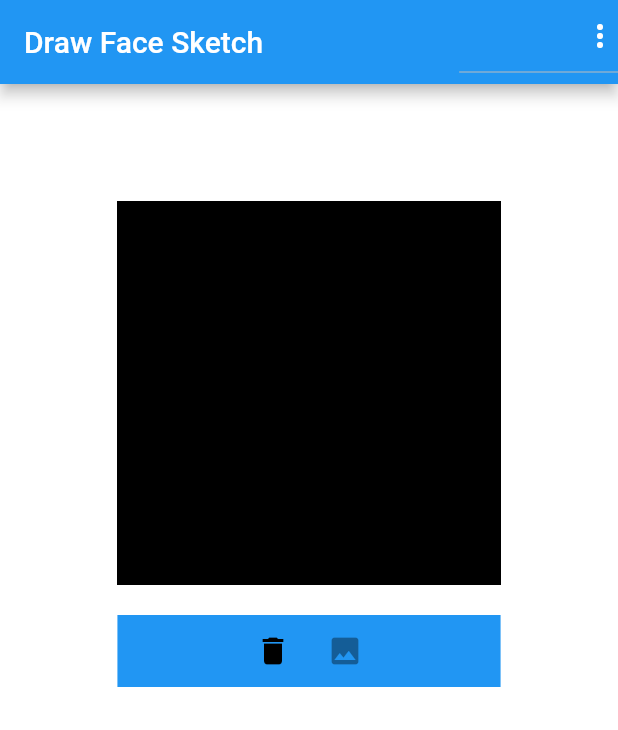
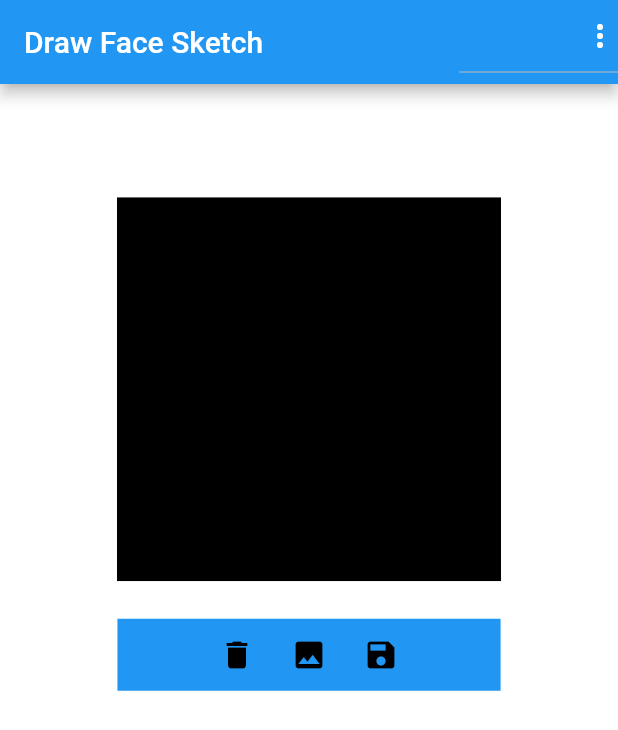
Before and after one commit to offfahad/human-face-sketch-to-real, a Flutter app: the screen it shows once a user with an empty profile is signed in, on a phone screen of 412 x 824 dp. Shown: the top 730 px of the screen. Run offline on Flutter 3.47's test engine with Material 2 defaults, Android fonts, the light colour scheme and no system bars; our stand-ins replace cloud_firestore, firebase_auth, splashscreen; accounts and stored records are empty.

Commit message:
buttons-design-done

```diff
--- a/Frontend/fyp_face_generator/lib/screens/home.dart
+++ b/Frontend/fyp_face_generator/lib/screens/home.dart
@@ -128,7 +128,7 @@ class _HomeState extends State<Home> {
               mainAxisAlignment: MainAxisAlignment.center,
               children: [
                 Padding(
-                    padding: EdgeInsets.only(bottom: 20),
+                    padding: EdgeInsets.only(bottom: 25),
                     child: Container(
                       width: 256,
                       height: 256,
@@ -208,7 +208,14 @@ class _HomeState extends State<Home> {
                             points.clear();
                           });
                         }),
-                        IconButton(icon: Icon(Icons.image), onPressed: null)
+                        IconButton(
+                          icon: Icon(
+                            Icons.image,
+                            color: Colors.black,
+                            ),
+                          onPressed: null
+                          ),
+                        IconButton(icon: Icon(Icons.save, color: Colors.black,), onPressed: null)
                     ],
                   ),
                 ),
@@ -224,30 +231,36 @@ class _HomeState extends State<Home> {
                     ),
                   ),
                 ),
-                Row(
-                  mainAxisAlignment: MainAxisAlignment.center,
-                  children: [
-                    Visibility(
-                      visible: imageOutput != null,
-                      child: ElevatedButton(
-                        onPressed: () {
-                          setState(() {
+              Visibility(
+                visible: imageOutput != null,
+                child: Container(
+                  width: MediaQuery.of(context).size.width*0.62,
+                  decoration: BoxDecoration(
+                    color: Theme.of(context).primaryColor,
+                    borderRadius: BorderRadius.all(Radius.circular(0),),
+                  ),
+                  child: Row(
+                    mainAxisAlignment: MainAxisAlignment.center,
+                    children: [
+                      IconButton(
+                        icon: Icon(Icons.delete, color: Colors.black,),
+                        onPressed: (){
+                          this.setState(() {
                             imageOutput = null;
                           });
-                        },
-                        child: Text('Clear Output'),
-                      ),
-                    ),
-                    SizedBox(width: 20.0),
-                    Visibility(
-                      visible: imageOutput != null,
-                      child: ElevatedButton(
-                        onPressed: () {},
-                        child: Text('Save Image'),
-                      ),
-                    ),
-                  ],
+                        }),
+                        IconButton(
+                          icon: Icon(
+                            Icons.image,
+                            color: Colors.black,
+                            ),
+                          onPressed: null
+                          ),
+                        IconButton(icon: Icon(Icons.save, color: Colors.black,), onPressed: null)
+                    ],
+                  ),
                 ),
+              )
               ],
             ))
           ],
```
